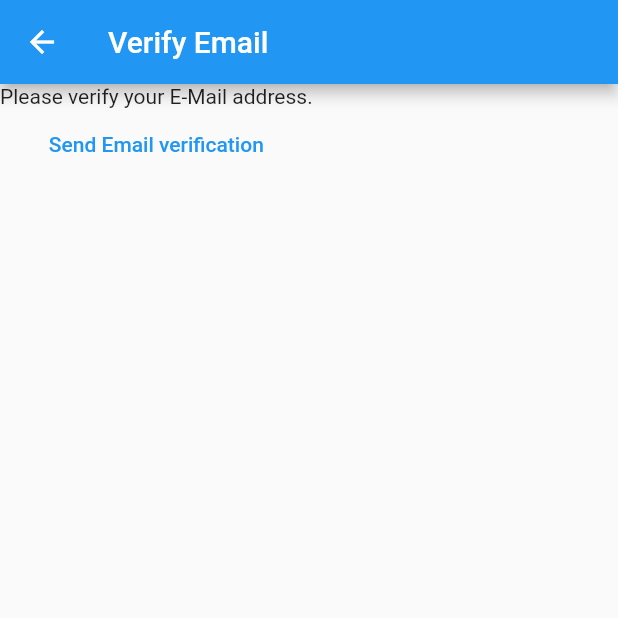
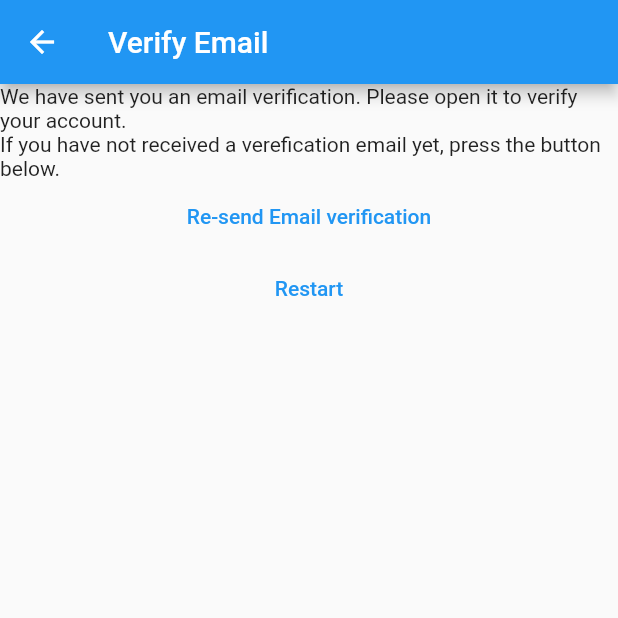
Before and after one commit to Mo1598/mynotes, a Flutter app: the VerifyEmailView screen opened directly, on a phone screen of 412 x 824 dp, the top half of it. Run offline on Flutter 3.47's test engine with Material 2 defaults, Android fonts, the phone set to English and light mode, and no system bars; our stand-ins replace firebase_auth, firebase_core; accounts and stored records are empty.

Commit message:
Error handling in next screen after registration.

```diff
--- a/lib/constants/routes.dart
+++ b/lib/constants/routes.dart
@@ -1,3 +1,4 @@
 const loginRoute = '/login/';
 const registerRoute = '/register/';
 const notesRoute = '/notes/';
+const verifyEmailRoute = '/verify-email/';
--- a/lib/main.dart
+++ b/lib/main.dart
@@ -21,6 +21,7 @@ void main() {
         loginRoute: (context) => const LoginView(),
         registerRoute: (context) => const RegisterView(),
         notesRoute: (context) => const NotesView(),
+        verifyEmailRoute: (context) => const VerifyEmailView(),
       },
     ),
   );
--- a/lib/views/verify_email_view.dart
+++ b/lib/views/verify_email_view.dart
@@ -1,5 +1,6 @@
 import 'package:firebase_auth/firebase_auth.dart';
 import 'package:flutter/material.dart';
+import 'package:mynotes/constants/routes.dart';
 
 class VerifyEmailView extends StatefulWidget {
   const VerifyEmailView({super.key});
@@ -17,14 +18,28 @@ class _VerifyEmailViewState extends State<VerifyEmailView> {
       ),
       body: Column(
         children: [
-          const Text('Please verify your E-Mail address.'),
+          const Text(
+              'We have sent you an email verification. Please open it to verify your account.'),
+          const Text(
+              'If you have not received a verefication email yet, press the button below.'),
           TextButton(
             onPressed: () async {
               final user = FirebaseAuth.instance.currentUser;
               await user?.sendEmailVerification();
             },
-            child: const Text('Send Email verification'),
-          )
+            child: const Text('Re-send Email verification'),
+          ),
+          TextButton(
+            onPressed: () async {
+              await FirebaseAuth.instance.signOut();
+              // ignore: use_build_context_synchronously
+              Navigator.of(context).pushNamedAndRemoveUntil(
+                registerRoute,
+                (route) => false,
+              );
+            },
+            child: const Text('Restart'),
+          ),
         ],
       ),
     );
```
Also changed, not shown: lib/views/register_view.dart (+6 -4 lines).
